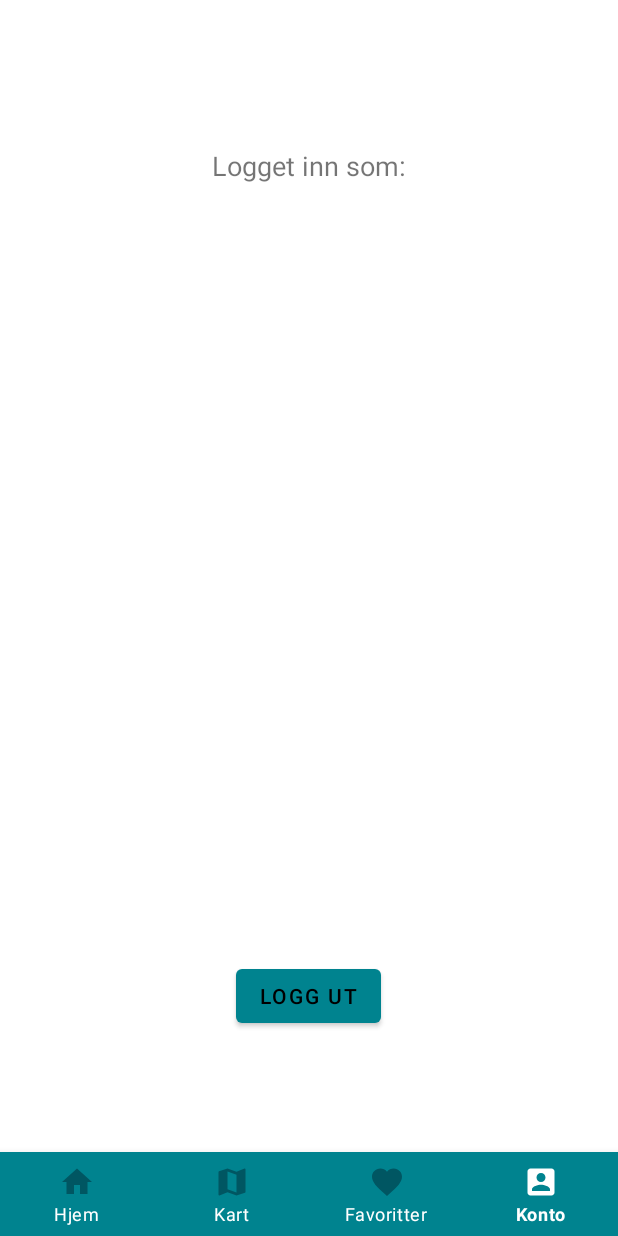
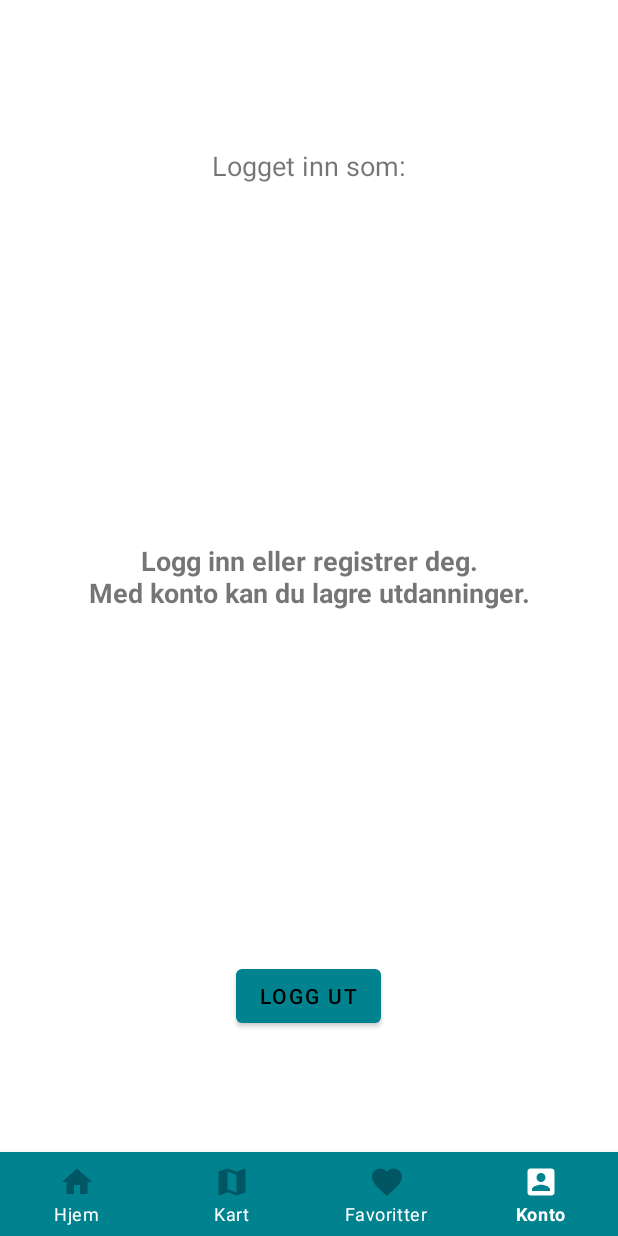
Before and after one commit to mettesh/Android2019, an Android app: the AccountFragment screen opened through its navigation route, on a phone screen of 412 x 824 dp. Run offline under Robolectric (Android 15) with nearby library versions, the phone set to English and light mode, and no system bars; our stand-ins replace Firebase (no records; nobody signed in at launch, a user with empty details on screens opened directly), navigation-ui; libraries missing offline, so code that uses them is left out: com.firebase.ui, com.opencsv; pictures from the network do not load; Roboto replaces fonts that are not available here; 1 statement that could not run was skipped.

Commit message:
New text for account fragment

```diff
--- a/app/src/main/res/layout/fragment_account.xml
+++ b/app/src/main/res/layout/fragment_account.xml
@@ -75,4 +75,17 @@
         app:layout_constraintHorizontal_bias="0.503"
         app:layout_constraintStart_toStartOf="parent" />
 
+    <TextView
+        android:id="@+id/notLoggedInText"
+        android:layout_width="wrap_content"
+        android:layout_height="wrap_content"
+        android:text="@string/notLoggedIn"
+        android:textAlignment="center"
+        android:textSize="18sp"
+        android:textStyle="bold"
+        app:layout_constraintBottom_toBottomOf="parent"
+        app:layout_constraintEnd_toEndOf="parent"
+        app:layout_constraintStart_toStartOf="parent"
+        app:layout_constraintTop_toTopOf="parent" />
+
 </androidx.constraintlayout.widget.ConstraintLayout>
--- a/app/src/main/res/values/strings.xml
+++ b/app/src/main/res/values/strings.xml
@@ -43,4 +43,5 @@
     <string name="a_black_school_hat">A black school hat</string>
     <string name="button">Button</string>
     <string name="a_picture">A picture</string>
+    <string name="notLoggedIn">Logg inn eller registrer deg.\nMed konto kan du lagre utdanninger.</string>
 </resources>
```
